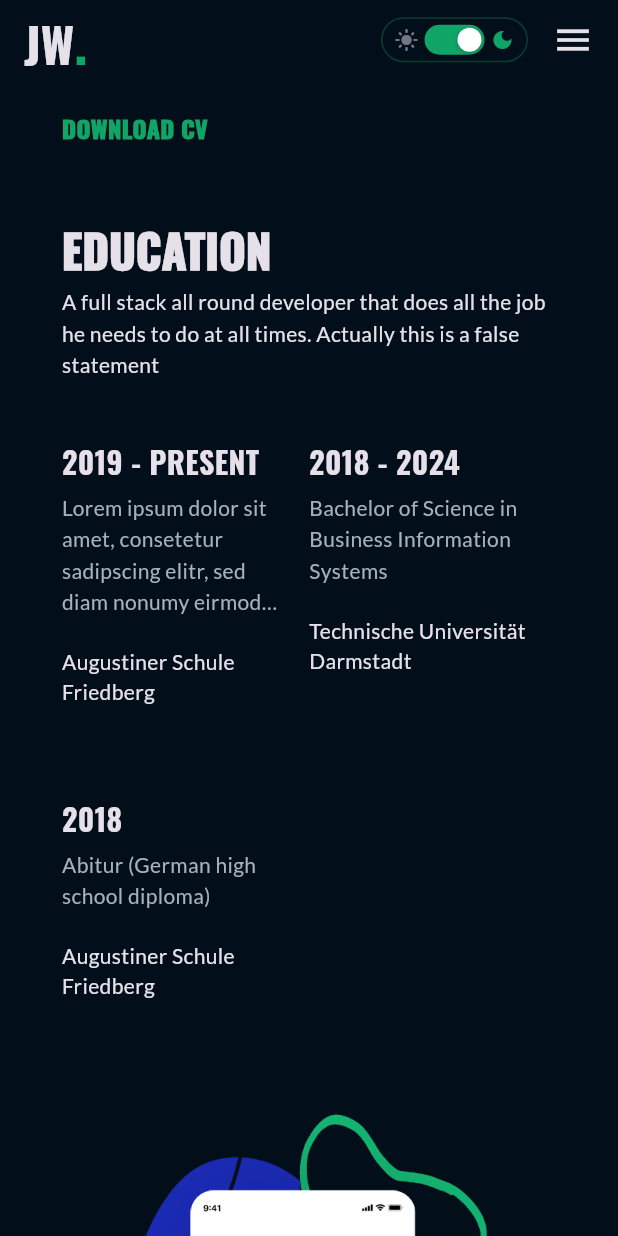
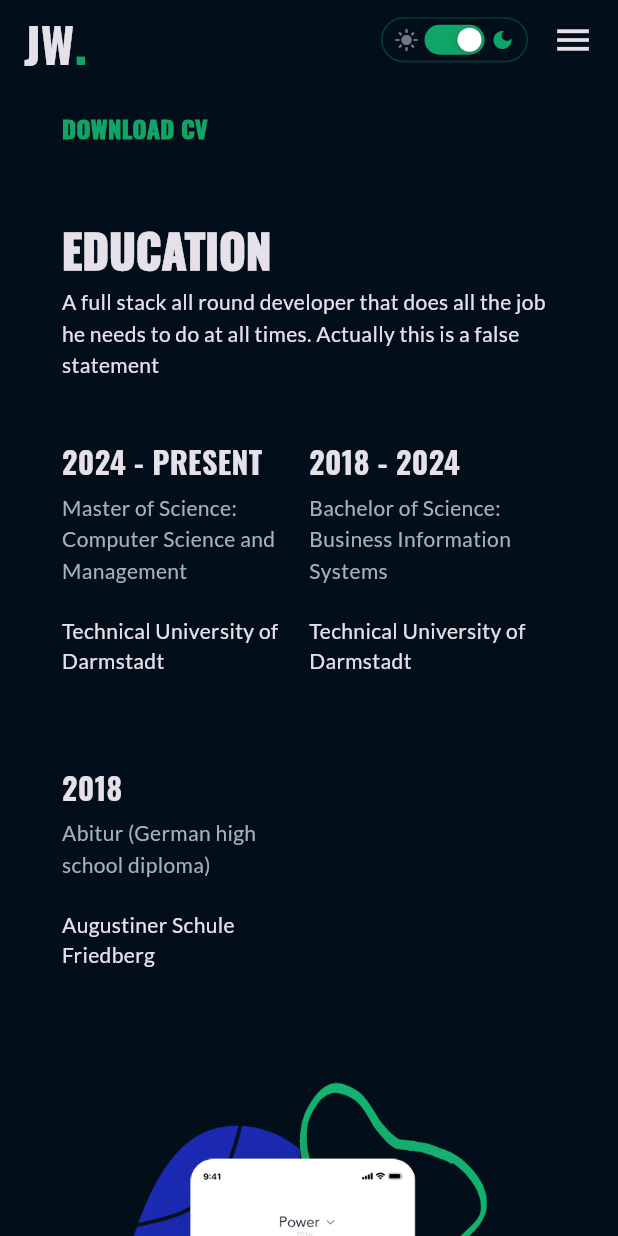
Before and after one commit to janek-w/janek-wenzlik.de, a Flutter app: the screen it shows after launch, scrolled down 576 dp, on a phone screen of 412 x 824 dp. Run offline on Flutter 3.47's test engine with Material 3 defaults, Android fonts, the phone set to English and light mode, and no system bars; drawn by our look-alikes of carousel_slider; our stand-ins replace google_fonts, responsive_framework.

```diff
--- /dev/null
+++ b/lib/pages/home/components/barky_project.dart
@@ -0,0 +1,34 @@
+import 'package:flutter/material.dart';
+import 'package:web_portfolio/utils/screen_helper.dart';
+import 'package:web_portfolio/utils/constants.dart';
+import 'package:web_portfolio/pages/home/components/project_card.dart';
+
+class BarkyProject extends StatelessWidget {
+  @override
+  Widget build(BuildContext context) {
+    return Container(
+      child: ScreenHelper(
+        desktop: _buildUi(kDesktopMaxWidth),
+        tablet: _buildUi(kTabletMaxWidth),
+        mobile: _buildUi(getMobileMaxWidth(context)),
+      ),
+    );
+  }
+
+  Widget _buildUi(double width) {
+    // The original Barky layout showed the image first on wide screens.
+    return Center(
+      child: Container(
+        width: width,
+        child: ProjectCard(
+          header: 'IOS AND ANDROID APP',
+          title: 'BARKY: FIND NEW FRIENDS\nWITH YOUR DOG',
+          description:
+              "As part of my Bachelor's thesis, I developed a cross-platform social networking app for dog owners to connect and arrange playdates for their pets.",
+          imagePath: 'assets/ios.png',
+          imageOnRightOnDesktop: false,
+        ),
+      ),
+    );
+  }
+}
--- a/lib/pages/home/components/cv_section.dart
+++ b/lib/pages/home/components/cv_section.dart
@@ -164,14 +164,14 @@ class CvSection extends StatelessWidget {
 final List<Education> educationList = [
   Education(
     description:
-        "Lorem ipsum dolor sit amet, consetetur sadipscing elitr, sed diam nonumy eirmod tempor invidunt ut labore et dolore magna aliquyam erat.",
-    linkName: "Augustiner Schule Friedberg",
-    period: "2019 - PRESENT",
+        "Master of Science: Computer Science and Management",
+    linkName: "Technical University of Darmstadt",
+    period: "2024 - PRESENT",
   ),
   Education(
     description:
-        "Bachelor of Science in Business Information Systems",
-    linkName: "Technische Universität Darmstadt",
+        "Bachelor of Science: Business Information Systems",
+    linkName: "Technical University of Darmstadt",
     period: "2018 - 2024",
   ),
   Education(
--- a/lib/pages/home/components/ios_app_ad.dart
+++ /dev/null
@@ -1,149 +0,0 @@
-import 'package:flutter/material.dart';
-import 'package:google_fonts/google_fonts.dart';
-import 'package:web_portfolio/utils/constants.dart';
-import 'package:web_portfolio/utils/screen_helper.dart';
-
-class IosAppAd extends StatelessWidget {
-  @override
-  Widget build(BuildContext context) {
-    return Container(
-      child: ScreenHelper(
-        desktop: _buildUi(kDesktopMaxWidth),
-        tablet: _buildUi(kTabletMaxWidth),
-        mobile: _buildUi(getMobileMaxWidth(context)),
-      ),
-    );
-  }
-
-  Widget _buildUi(double width) {
-    return Center(
-      child: LayoutBuilder(
-        builder: (context, constraints) {
-          return Container(
-            width: width,
-            child: Container(
-              child: Flex(
-                direction: constraints.maxWidth > 720
-                    ? Axis.horizontal
-                    : Axis.vertical,
-                children: [
-                  // Disable expanded on smaller screen to avoid Render errors by setting flex to 0
-                  Expanded(
-                    flex: constraints.maxWidth > 720.0 ? 1 : 0,
-                    child: Image.asset(
-                      "assets/ios.png",
-                      // Set width for image on smaller screen
-                      width: constraints.maxWidth > 720.0 ? null : 350.0,
-                    ),
-                  ),
-                  Expanded(
-                    flex: constraints.maxWidth > 720.0 ? 1 : 0,
-                    child: Column(
-                      mainAxisAlignment: MainAxisAlignment.center,
-                      crossAxisAlignment: CrossAxisAlignment.start,
-                      children: [
-                        Text(
-                          "IOS APP",
-                          style: GoogleFonts.oswald(
-                            color: kPrimaryColor,
-                            fontWeight: FontWeight.w900,
-                            fontSize: 16.0,
-                          ),
-                        ),
-                        SizedBox(
-                          height: 15.0,
-                        ),
-                        Text(
-                          "UNIVERSAL\nSMART HOME APP",
-                          style: GoogleFonts.oswald(
-                            color: Theme.of(context).textTheme.bodyLarge?.color,
-                            fontWeight: FontWeight.w900,
-                            height: 1.3,
-                            fontSize: 35.0,
-                          ),
-                        ),
-                        SizedBox(
-                          height: 10.0,
-                        ),
-                        Text(
-                          "This is a random text about the project, I should have used the regular lorem ipsum text, but I am too lazy to search for that. This should be long enough",
-                          style: TextStyle(
-                            color: kCaptionColor,
-                            height: 1.5,
-                            fontSize: 15.0,
-                          ),
-                        ),
-                        SizedBox(
-                          height: 25.0,
-                        ),
-                        Row(
-                          children: [
-                            MouseRegion(
-                              cursor: SystemMouseCursors.click,
-                              child: Container(
-                                decoration: BoxDecoration(
-                                  color: kPrimaryColor,
-                                  borderRadius: BorderRadius.circular(8.0),
-                                ),
-                                height: 48.0,
-                                padding: EdgeInsets.symmetric(
-                                  horizontal: 28.0,
-                                ),
-                                child: TextButton(
-                                  onPressed: () {},
-                                  child: Center(
-                                    child: Text(
-                                      "EXPLORE MORE",
-                                      style: TextStyle(
-                                        color: Colors.white,
-                                        fontSize: 13.0,
-                                        fontWeight: FontWeight.bold,
-                                      ),
-                                    ),
-                                  ),
-                                ),
-                              ),
-                            ),
-                            SizedBox(
-                              width: 10.0,
-                            ),
-                            MouseRegion(
-                              cursor: SystemMouseCursors.click,
-                              child: Container(
-                                decoration: BoxDecoration(
-                                  borderRadius: BorderRadius.circular(8.0),
-                                  border: Border.all(
-                                    color: kPrimaryColor,
-                                  ),
-                                ),
-                                height: 48.0,
-                                padding: EdgeInsets.symmetric(horizontal: 28.0),
-                                child: TextButton(
-                                  onPressed: () {},
-                                  child: Center(
-                                    child: Text(
-                                      "NEXT APP",
-                                      style: TextStyle(
-                                        color: kPrimaryColor,
-                                        fontSize: 13.0,
-                                        fontWeight: FontWeight.bold,
-                                      ),
-                                    ),
-                                  ),
-                                ),
-                              ),
-                            )
-                          ],
-                        )
-                      ],
-                    ),
-                  )
-                ],
-              ),
-            ),
-          );
-        },
-      ),
-    );
-  }
-}
--- /dev/null
+++ b/lib/pages/home/components/lithire_project.dart
@@ -0,0 +1,35 @@
+import 'package:flutter/material.dart';
+import 'package:web_portfolio/utils/screen_helper.dart';
+import 'package:web_portfolio/utils/constants.dart';
+import 'package:web_portfolio/pages/home/components/project_card.dart';
+
+class LithireProject extends StatelessWidget {
+  @override
+  Widget build(BuildContext context) {
+    return Container(
+      child: ScreenHelper(
+        desktop: _buildUi(kDesktopMaxWidth),
+        tablet: _buildUi(kTabletMaxWidth),
+        mobile: _buildUi(getMobileMaxWidth(context)),
+      ),
+    );
+  }
+
+  Widget _buildUi(double width) {
+    // On desktop the original layout showed text first and image second.
+    // We keep the same ordering by setting imageOnRightOnDesktop = true.
+    return Center(
+      child: Container(
+        width: width,
+        child: ProjectCard(
+          header: 'IOS AND ANDROID APP',
+          title: 'BARKY: FIND NEW FRIENDS\nWITH YOUR DOG',
+          description:
+              "As part of my Bachelor's thesis, I developed a cross-platform social networking app for dog owners to connect and arrange playdates for their pets.",
+          imagePath: 'assets/ios.png',
+          imageOnRightOnDesktop: true,
+        ),
+      ),
+    );
+  }
+}
--- /dev/null
+++ b/lib/pages/home/components/project_card.dart
@@ -0,0 +1,135 @@
+import 'package:flutter/material.dart';
+import 'package:google_fonts/google_fonts.dart';
+import 'package:web_portfolio/utils/constants.dart';
+
+/// A reusable project card that shows an image and a textual description.
+///
+/// It preserves the original responsive behavior:
+/// - On wide layouts (maxWidth > 720) it lays out horizontally and the caller
+///   can choose whether the image appears on the right or left.
+/// - On narrow layouts it stacks vertically and shows the image above the text.
+class ProjectCard extends StatelessWidget {
+  final String header;
+  final String title;
+  final String description;
+  final String imagePath;
+  final bool imageOnRightOnDesktop;
+  final String buttonLabel;
+
+  const ProjectCard({
+    Key? key,
+    required this.header,
+    required this.title,
+    required this.description,
+    required this.imagePath,
+    this.imageOnRightOnDesktop = true,
+    this.buttonLabel = 'MORE DETAILS',
+  }) : super(key: key);
+
+  @override
+  Widget build(BuildContext context) {
+    return Center(
+      child: LayoutBuilder(
+        builder: (context, constraints) {
+          final isWide = constraints.maxWidth > 720.0;
+
+          Widget imageWidget = Expanded(
+            flex: isWide ? 1 : 0,
+            child: Image.asset(
+              imagePath,
+              width: isWide ? null : 350.0,
+            ),
+          );
+
+          Widget textWidget = Expanded(
+            flex: isWide ? 1 : 0,
+            child: Column(
+              mainAxisAlignment: MainAxisAlignment.center,
+              crossAxisAlignment: CrossAxisAlignment.start,
+              children: [
+                Text(
+                  header,
+                  style: GoogleFonts.oswald(
+                    color: kPrimaryColor,
+                    fontWeight: FontWeight.w900,
+                    fontSize: 16.0,
+                  ),
+                ),
+                SizedBox(height: 15.0),
+                Text(
+                  title,
+                  style: GoogleFonts.oswald(
+                    color: Theme.of(context).textTheme.bodyLarge?.color,
+                    fontWeight: FontWeight.w900,
+                    height: 1.3,
+                    fontSize: 35.0,
+                  ),
+                ),
+                SizedBox(height: 10.0),
+                Text(
+                  description,
+                  style: TextStyle(
+                    color: kCaptionColor,
+                    height: 1.5,
+                    fontSize: 15.0,
+                  ),
+                ),
+                SizedBox(height: 25.0),
+                Row(
+                  children: [
+                    MouseRegion(
+                      cursor: SystemMouseCursors.click,
+                      child: Container(
+                        decoration: BoxDecoration(
+                          color: kPrimaryColor,
+                          borderRadius: BorderRadius.circular(8.0),
+                        ),
+                        height: 48.0,
+                        padding: EdgeInsets.symmetric(horizontal: 28.0),
+                        child: TextButton(
+                          onPressed: () {},
+                          child: Center(
+                            child: Text(
+                              buttonLabel,
+                              style: TextStyle(
+                                color: Colors.white,
+                                fontSize: 13.0,
+                                fontWeight: FontWeight.bold,
+                              ),
+                            ),
+                          ),
+                        ),
+                      ),
+                    ),
+                    SizedBox(width: 10.0),
+                  ],
+                ),
+              ],
+            ),
+          );
+
+          // On narrow screens we show image first (top) then text - this
+          // mirrors the project's previous behavior.
+          if (!isWide) {
+            return Column(
+              children: [
+                imageWidget,
+                textWidget,
+              ],
+            );
+          }
+
+          // Wide layout: place children horizontally and allow caller to choose order
+          final children = imageOnRightOnDesktop
+              ? [textWidget, imageWidget]
+              : [imageWidget, textWidget];
+
+          return Flex(
+            direction: Axis.horizontal,
+            children: children,
+          );
+        },
+      ),
+    );
+  }
+}
--- a/lib/pages/home/home.dart
+++ b/lib/pages/home/home.dart
@@ -3,7 +3,8 @@ import 'package:web_portfolio/pages/home/components/carousel.dart';
 import 'package:web_portfolio/pages/home/components/cv_section.dart';
 import 'package:web_portfolio/pages/home/components/footer.dart';
 import 'package:web_portfolio/pages/home/components/header.dart';
-import 'package:web_portfolio/pages/home/components/ios_app_ad.dart';
+import 'package:web_portfolio/pages/home/components/barky_project.dart';
+import 'package:web_portfolio/pages/home/components/lithire_project.dart';
 import 'package:web_portfolio/pages/home/components/website_ad.dart';
 import 'package:web_portfolio/utils/constants.dart';
 import 'package:web_portfolio/utils/globals.dart';
@@ -95,7 +96,8 @@ class _HomeState extends State<Home> {
                         height: 20.0,
                       ),
                       Container(key: CVSectionKey, child: CvSection()),
-                      Container(key: PortfolioSectionKey, child : IosAppAd()),
+                      Container(key: PortfolioSectionKey, child : BarkyProject()),
+                      Container(child : LithireProject()),
                       SizedBox(
                         height: 70.0,
                       ),
```
